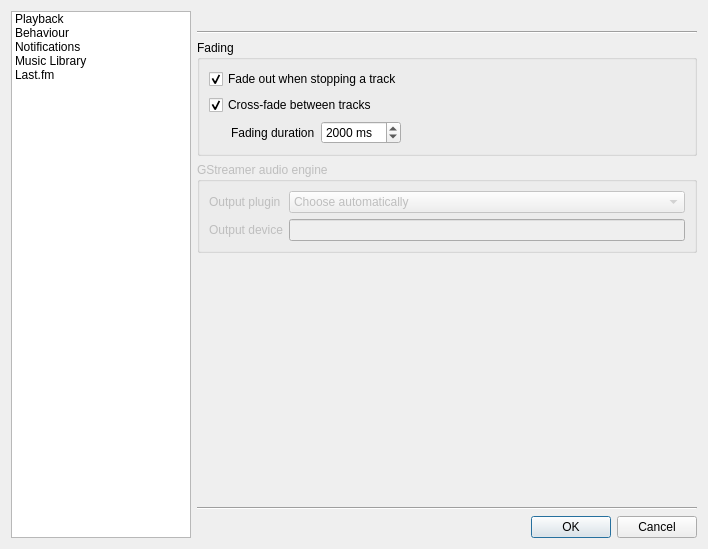
This is src/settingsdialog.ui in clementine-player/Clementine as Qt 5 draws it before an edit. The edited form follows.
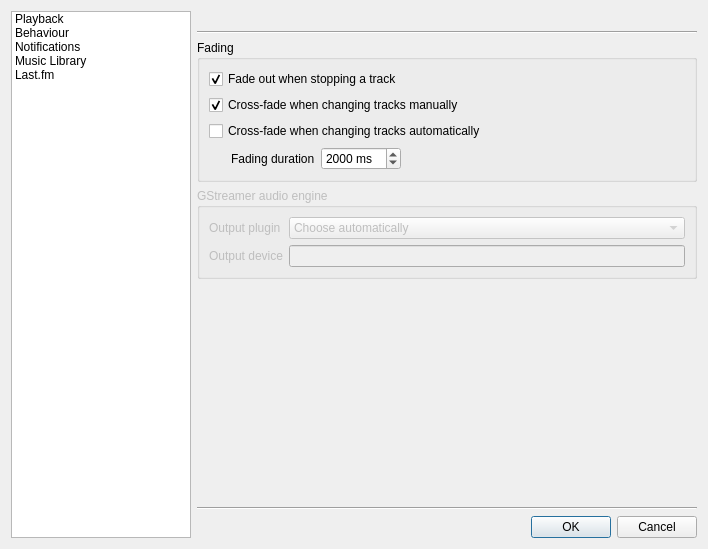
This is the edited form. Icons and pictures are not drawn. Custom widgets are drawn as their Qt base class.

Commit message: Add support for crossfading when changing tracks automatically

Diff of the .ui file:
```diff
--- a/src/settingsdialog.ui
+++ b/src/settingsdialog.ui
@@ -134,13 +134,20 @@
             <item>
              <widget class="QCheckBox" name="fading_cross">
               <property name="text">
-               <string>Cross-fade between tracks</string>
+               <string>Cross-fade when changing tracks manually</string>
               </property>
               <property name="checked">
                <bool>true</bool>
               </property>
              </widget>
             </item>
+            <item>
+             <widget class="QCheckBox" name="fading_auto">
+              <property name="text">
+               <string>Cross-fade when changing tracks automatically</string>
+              </property>
+             </widget>
+            </item>
             <item>
              <widget class="QWidget" name="fading_options" native="true">
               <layout class="QHBoxLayout" name="horizontalLayout">
```
Left out of the diff: 14 changed lines with no effect on the pictures. The commit also changes 13 other files.
